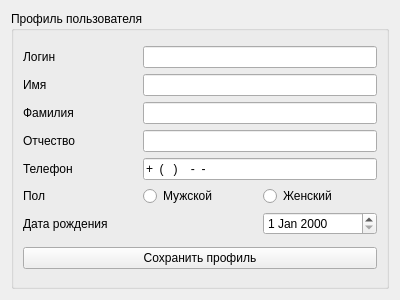
familyspace/qfamilyspace, file qfamilyspace/ui/views/profile_view.ui: the form before one commit.
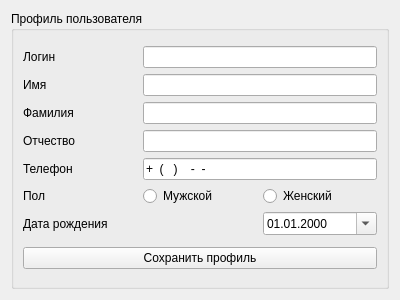
The form after the commit.

```diff
--- a/qfamilyspace/ui/views/profile_view.ui
+++ b/qfamilyspace/ui/views/profile_view.ui
@@ -126,6 +126,12 @@
           <property name="toolTip">
            <string>Введите дату вашего рождения</string>
           </property>
+          <property name="displayFormat">
+           <string>dd.MM.yyyy</string>
+          </property>
+          <property name="calendarPopup">
+           <bool>true</bool>
+          </property>
          </widget>
         </item>
         <item row="7" column="0">
```
Left out of the diff: 11 changed lines with no effect on the pictures.
